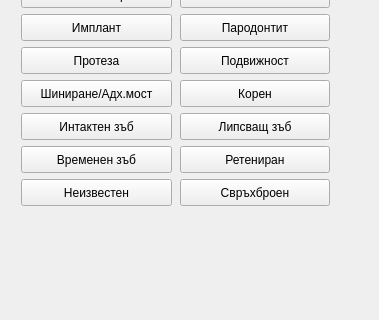
Old version of the form src/View/SubWidgets/ControlPanel.ui in the repository thefinalcutbg/DinoDent; both pictures show x 0 to 379 and y 179 to 499 of the 379 by 499 pixel window.
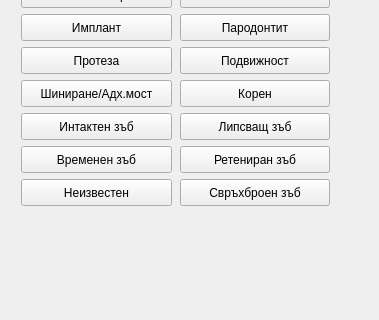
New version of the form. Custom widgets are drawn as their Qt base class.

Commit message: surface panel rounded corners

What changed in the file:
```diff
--- a/src/View/SubWidgets/ControlPanel.ui
+++ b/src/View/SubWidgets/ControlPanel.ui
@@ -688,7 +688,7 @@
          <string/>
         </property>
         <property name="text">
-         <string>Ретениран</string>
+         <string>Ретениран зъб</string>
         </property>
        </widget>
       </item>
@@ -716,7 +716,7 @@
          <string>&lt;html&gt;&lt;head/&gt;&lt;body&gt;&lt;p&gt;Бърз клавиш: U&lt;/p&gt;&lt;/body&gt;&lt;/html&gt;</string>
         </property>
         <property name="text">
-         <string>Свръхброен</string>
+         <string>Свръхброен зъб</string>
         </property>
         <property name="checkable">
          <bool>true</bool>
```
The commit also changes 4 other files.
